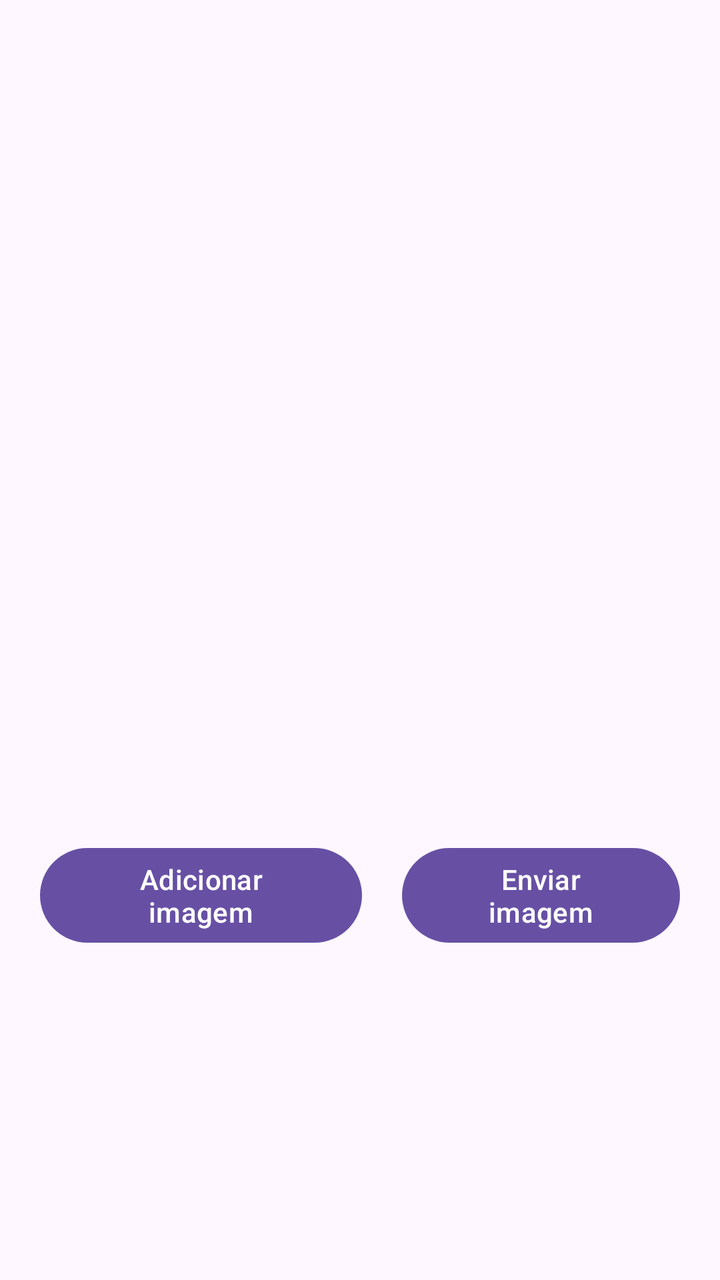
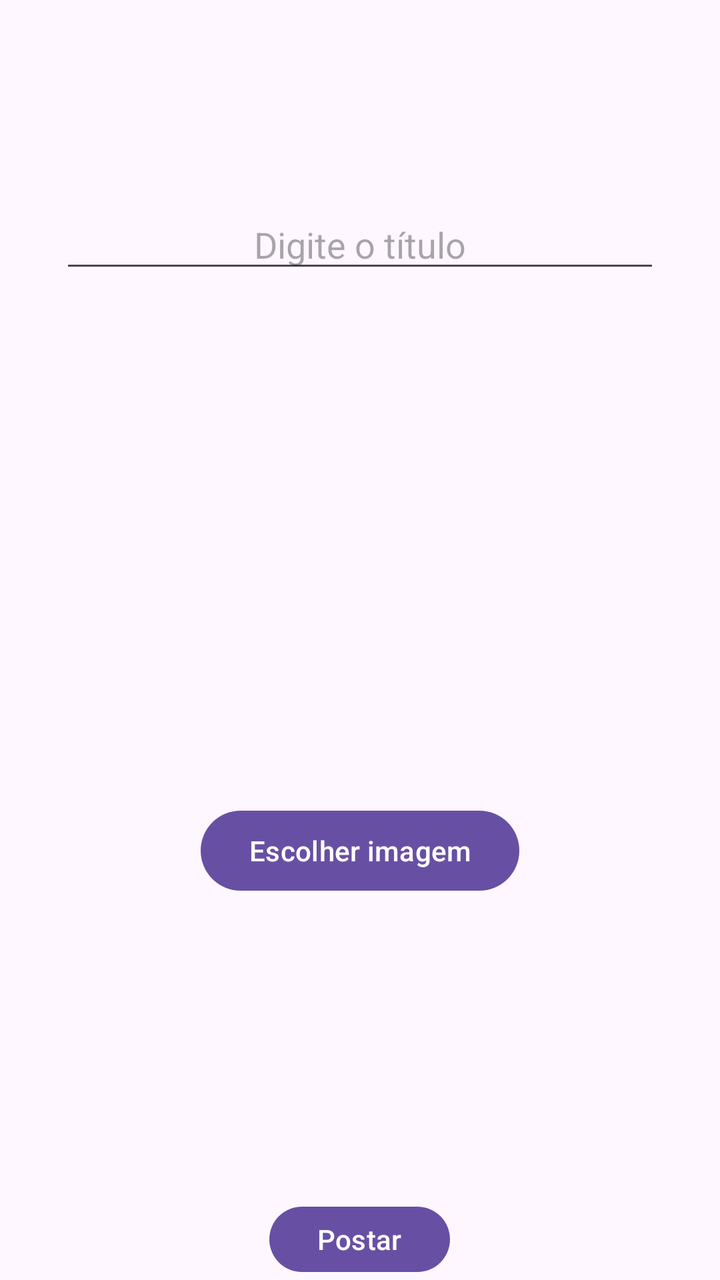

The first picture is an Android layout as it rendered before a commit; the second is the same layout after the commit. The layout source and the unified diff follow.
<!-- AndroidManifest.xml: application theme Theme.FirebaseAuthApp -->
<!-- res/layout/activity_test_product.xml -->
<?xml version="1.0" encoding="utf-8"?>
<layout xmlns:android="http://schemas.android.com/apk/res/android"
    xmlns:app="http://schemas.android.com/apk/res-auto"
    xmlns:tools="http://schemas.android.com/tools">

    <LinearLayout
        android:layout_width="match_parent"
        android:layout_height="match_parent"
        android:orientation="vertical">

        <ImageView
            android:id="@+id/imgPreview"
            android:layout_width="250dp"
            android:layout_height="250dp"
            android:layout_gravity="center_horizontal"
            android:layout_marginTop="150dp"/>

        <LinearLayout
            android:layout_width="match_parent"
            android:layout_height="wrap_content"
            android:orientation="horizontal"
            android:layout_margin="10dp">

            <Button
                android:id="@+id/btnEscolherImage"
                android:layout_width="wrap_content"
                android:layout_height="wrap_content"
                android:text="Adicionar imagem"
                android:layout_weight="1"
                android:layout_margin="10dp"/>

            <Button
                android:id="@+id/btnEnviar"
                android:layout_width="wrap_content"
                android:layout_height="wrap_content"
                android:text="Enviar imagem"
                android:layout_weight="1"
                android:layout_margin="10dp"/>

        </LinearLayout>

    </LinearLayout>

</layout>
<!-- resources referenced by this layout -->
<resources>
  <style name="Theme.FirebaseAuthApp" parent="Base.Theme.FirebaseAuthApp" />
  <style name="Base.Theme.FirebaseAuthApp" parent="Theme.Material3.DayNight.NoActionBar">
          
          
      </style>
</resources>

<!-- the commit's change to res/layout/activity_test_product.xml (unified diff, before → after) -->
@@ -6,38 +6,37 @@
     <LinearLayout
         android:layout_width="match_parent"
         android:layout_height="match_parent"
-        android:orientation="vertical">
+        android:orientation="vertical"
+        android:gravity="center_horizontal">
+
+        <EditText
+            android:id="@+id/edtTitulo"
+            android:layout_width="match_parent"
+            android:layout_height="wrap_content"
+            android:layout_marginHorizontal="30dp"
+            android:textAlignment="center"
+            android:hint="Digite o título"
+            android:layout_marginTop="100dp"/>
 
         <ImageView
             android:id="@+id/imgPreview"
-            android:layout_width="250dp"
-            android:layout_height="250dp"
-            android:layout_gravity="center_horizontal"
+            android:layout_width="200dp"
+            android:layout_height="200dp"
+            android:layout_marginTop="10dp"/>
+
+        <Button
+            android:id="@+id/btnEscolher"
+            android:layout_width="wrap_content"
+            android:layout_height="wrap_content"
+            android:text="Escolher imagem"
+            android:layout_marginTop="50dp"/>
+
+        <Button
+            android:id="@+id/btnEnviar"
+            android:layout_width="wrap_content"
+            android:layout_height="wrap_content"
+            android:text="Postar"
             android:layout_marginTop="150dp"/>
-
-        <LinearLayout
-            android:layout_width="match_parent"
-            android:layout_height="wrap_content"
-            android:orientation="horizontal"
-            android:layout_margin="10dp">
-
-            <Button
-                android:id="@+id/btnEscolherImage"
-                android:layout_width="wrap_content"
-                android:layout_height="wrap_content"
-                android:text="Adicionar imagem"
-                android:layout_weight="1"
-                android:layout_margin="10dp"/>
-
-            <Button
-                android:id="@+id/btnEnviar"
-                android:layout_width="wrap_content"
-                android:layout_height="wrap_content"
-                android:text="Enviar imagem"
-                android:layout_weight="1"
-                android:layout_margin="10dp"/>
-
-        </LinearLayout>
 
     </LinearLayout>
 
